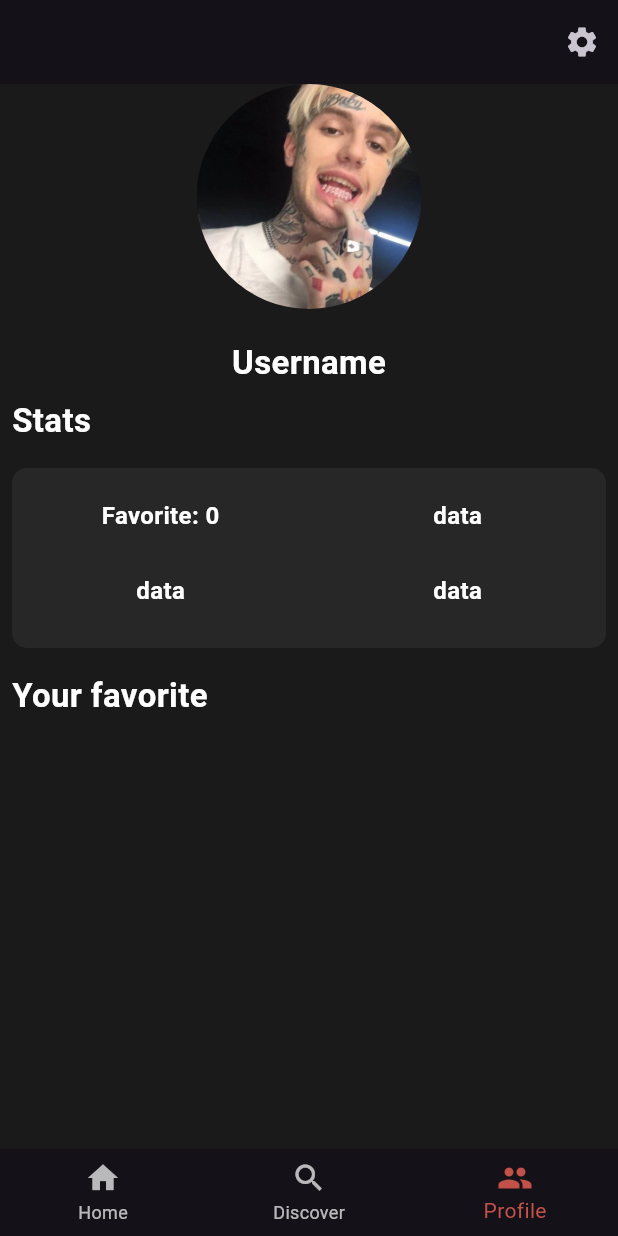
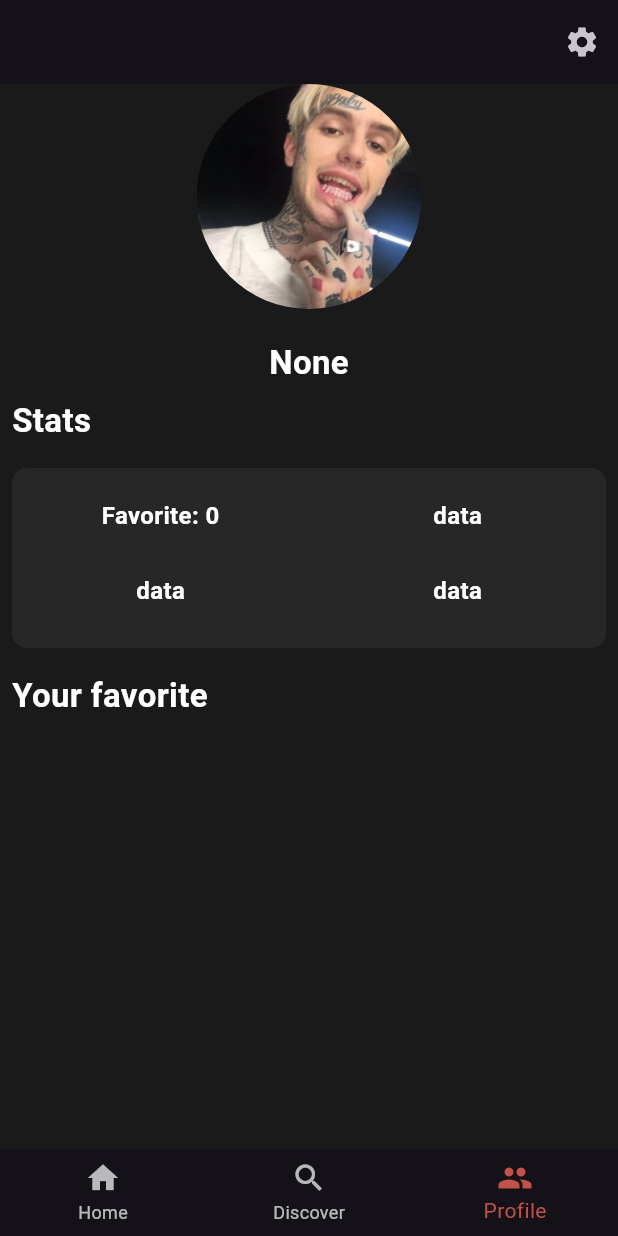
Before and after one commit to rostikKalabishka/ReAneme, a Flutter app: the screen it shows once a user with an empty profile is signed in, item 3 of the bottom bar chosen, on a phone screen of 412 x 824 dp. Run offline on Flutter 3.47's test engine with Material 2 defaults, Android fonts, the phone set to English and light mode, and no system bars; our stand-ins replace cached_network_image, carousel_slider, dio, firebase_auth, firebase_core; accounts and stored records are empty; network calls fail; statements that could not run were skipped.

Commit message:
fix bug and added changes

```diff
--- a/lib/screens/main_screen/home_page/anime_tv/anime_tv_widget.dart
+++ b/lib/screens/main_screen/home_page/anime_tv/anime_tv_widget.dart
@@ -21,7 +21,7 @@ class _AnimeTVWidgetState extends State<AnimeTVWidget> {
 
   @override
   Widget build(BuildContext context) {
-    final model = context.read<AnimeMovieModel>();
+    final model = context.watch<AnimeMovieModel>();
     final popularAnimeList = model.animeMovieList;
     return SizedBox(
       height: 310, // Set a fixed height for the Container
@@ -61,7 +61,7 @@ class _AnimeTVWidgetState extends State<AnimeTVWidget> {
                         crossAxisAlignment: CrossAxisAlignment.start,
                         children: [
                           TextWidget(
-                            label: title ?? titleEnJp ?? ' negro',
+                            label: title ?? titleEnJp ?? 'None',
                             fontSize: 16,
                             maxLines: 1,
                             fontWeight: FontWeight.normal,
--- a/lib/screens/main_screen/main_screen.dart
+++ b/lib/screens/main_screen/main_screen.dart
@@ -1,5 +1,6 @@
 import 'package:flutter/material.dart';
 import 'package:provider/provider.dart';
+import 'package:re_anime/screens/main_screen/profile/model/profile_model.dart';
 
 import 'package:re_anime/screens/main_screen/profile/profile_widget.dart';
 import 'package:re_anime/screens/main_screen/search_anime/model/search_model.dart';
@@ -16,6 +17,7 @@ class MainScreen extends StatefulWidget {
 
 class _MainScreenState extends State<MainScreen> {
   var searchModel = SearchModel();
+  var profileModel = ProfileModel();
   int _selectedTab = 0;
   void onSelectTab(int index) {
     if (_selectedTab == index) return;
@@ -29,8 +31,12 @@ class _MainScreenState extends State<MainScreen> {
     return MultiProvider(
       providers: [
         ChangeNotifierProvider.value(
-          value: SearchModel(),
+          value: searchModel,
           child: const SearchAnimeWidget(),
+        ),
+        ChangeNotifierProvider.value(
+          value: profileModel,
+          child: const ProfileWidget(),
         )
       ],
       child: Scaffold(
--- /dev/null
+++ b/lib/screens/main_screen/profile/model/profile_model.dart
@@ -0,0 +1,11 @@
+import 'package:flutter/foundation.dart';
+import 'package:re_anime/domain/services/auth_services.dart';
+
+class ProfileModel extends ChangeNotifier {
+  final _authServices = AuthServices();
+  String? user;
+
+  Future<void> getUser() async {
+    // user = await _authServices.user;
+  }
+}
--- a/lib/screens/main_screen/profile/profile_widget.dart
+++ b/lib/screens/main_screen/profile/profile_widget.dart
@@ -1,9 +1,11 @@
 import 'package:flutter/material.dart';
+import 'package:provider/provider.dart';
 
 import '../../../router/router.dart';
 import '../../../theme/constants.dart';
 import '../../../widget/text_widget.dart';
 import '../home_page/popular_anime/model/popular_anime_model.dart';
+import 'model/profile_model.dart';
 
 class ProfileWidget extends StatelessWidget {
   const ProfileWidget({super.key});
@@ -89,11 +91,18 @@ class UserNameWidget extends StatelessWidget {
 
   @override
   Widget build(BuildContext context) {
-    return const Center(
-      child: TextWidget(
-        label: 'Username',
-        fontSize: 22,
-      ),
+    final model = context.watch<ProfileModel>();
+    model.getUser();
+    return Center(
+      child: model.user != null
+          ? TextWidget(
+              label: '${model.user}',
+              fontSize: 22,
+            )
+          : const TextWidget(
+              label: 'None',
+              fontSize: 22,
+            ),
     );
   }
 }
```
Also changed, not shown: lib/domain/services/auth_services.dart (+4 -5 lines), lib/screens/auth/model/auth_screen_model.dart (+6 -5 lines), lib/screens/main_screen/home_page/coming_son_anime/coming_soon_anime_widget.dart (+0 -14 lines), lib/screens/main_screen/search_anime/search_anime_widget.dart (+11 -22 lines), lib/screens/registration/registration_models/registration_models.dart (+20 -10 lines), lib/screens/registration/registration_screen.dart (+14 -80 lines).
